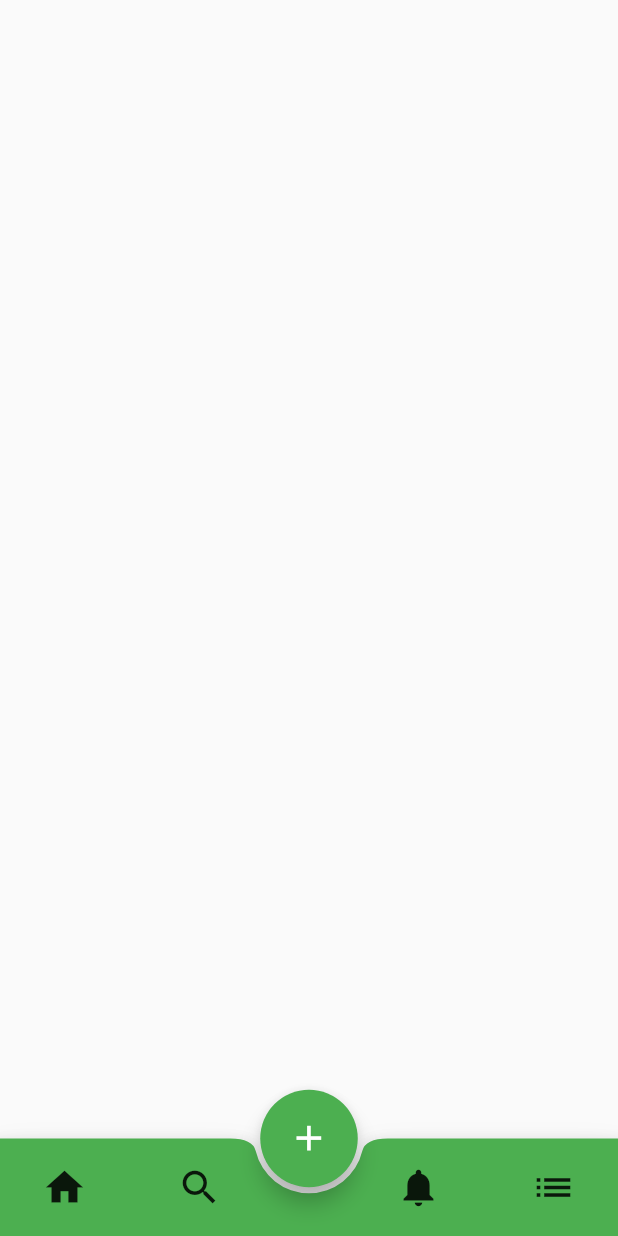
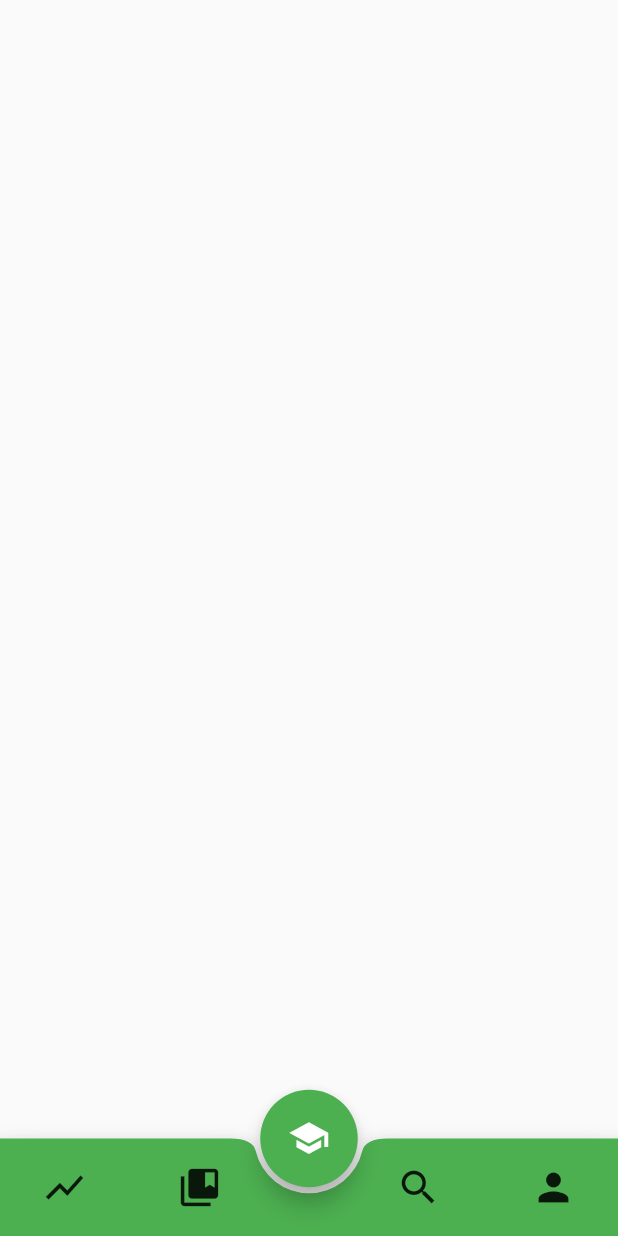
Before and after one commit to wadthyk/monty_kr, a Flutter app: the screen it shows after launch, on a phone screen of 412 x 824 dp. Run offline on Flutter 3.47's test engine with Material 2 defaults, Android fonts, the phone set to English and light mode, and no system bars.

Commit message:
buttombar_icons_edited

```diff
--- a/lib/main.dart
+++ b/lib/main.dart
@@ -36,7 +36,7 @@ class HomePage extends State<MainPage> {
         child: FittedBox(
           child: FloatingActionButton(
             onPressed: () {},
-            child: Icon(Icons.add),
+            child: Icon(Icons.school),
             backgroundColor: Colors.green,
           ),
         ),
@@ -54,7 +54,7 @@ class HomePage extends State<MainPage> {
               IconButton(
                 iconSize: 30.0,
                 padding: EdgeInsets.only(left: 28.0),
-                icon: Icon(Icons.home),
+                icon: Icon(Icons.show_chart),
                 onPressed: () {
                   setState(() {
                     currentIndex = 0;
@@ -66,7 +66,7 @@ class HomePage extends State<MainPage> {
               IconButton(
                 iconSize: 30.0,
                 padding: EdgeInsets.only(right: 28.0),
-                icon: Icon(Icons.search),
+                icon: Icon(Icons.collections_bookmark),
                 onPressed: () {
                   setState(() {
                     currentIndex = 1;
@@ -77,7 +77,7 @@ class HomePage extends State<MainPage> {
               IconButton(
                 iconSize: 30.0,
                 padding: EdgeInsets.only(left: 28.0),
-                icon: Icon(Icons.notifications),
+                icon: Icon(Icons.search),
                 onPressed: () {
                   setState(() {
                     currentIndex = 2;
@@ -88,7 +88,7 @@ class HomePage extends State<MainPage> {
               IconButton(
                   iconSize: 30.0,
                   padding: EdgeInsets.only(right: 28.0),
-                  icon: Icon(Icons.list),
+                  icon: Icon(Icons.person),
                   onPressed: () {
                     setState(() {
                       currentIndex = 3;
```
